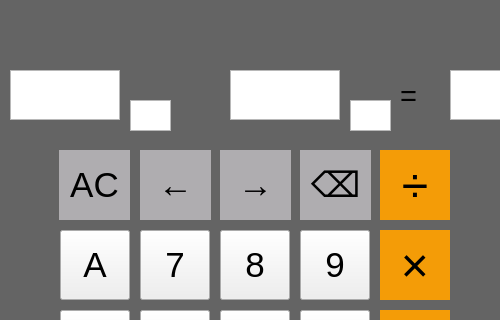
kirill737/CalculatorLab1, file mainwindow.ui: the form before one commit; both pictures show x 0 to 500 and y 0 to 320 of the 612 by 600 pixel window.
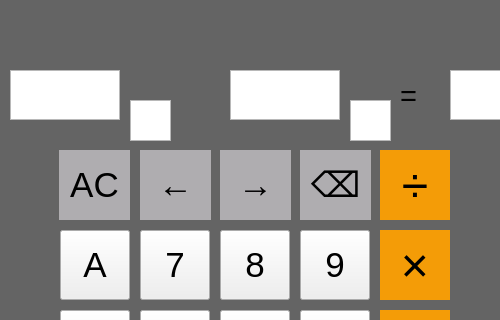
The form after the commit.

Diff of the .ui file:
```diff
--- a/mainwindow.ui
+++ b/mainwindow.ui
@@ -501,7 +501,7 @@
       <x>130</x>
       <y>100</y>
       <width>41</width>
-      <height>31</height>
+      <height>41</height>
      </rect>
     </property>
     <property name="font">
@@ -566,7 +566,7 @@
       <x>350</x>
       <y>100</y>
       <width>41</width>
-      <height>31</height>
+      <height>41</height>
      </rect>
     </property>
     <property name="font">
```
